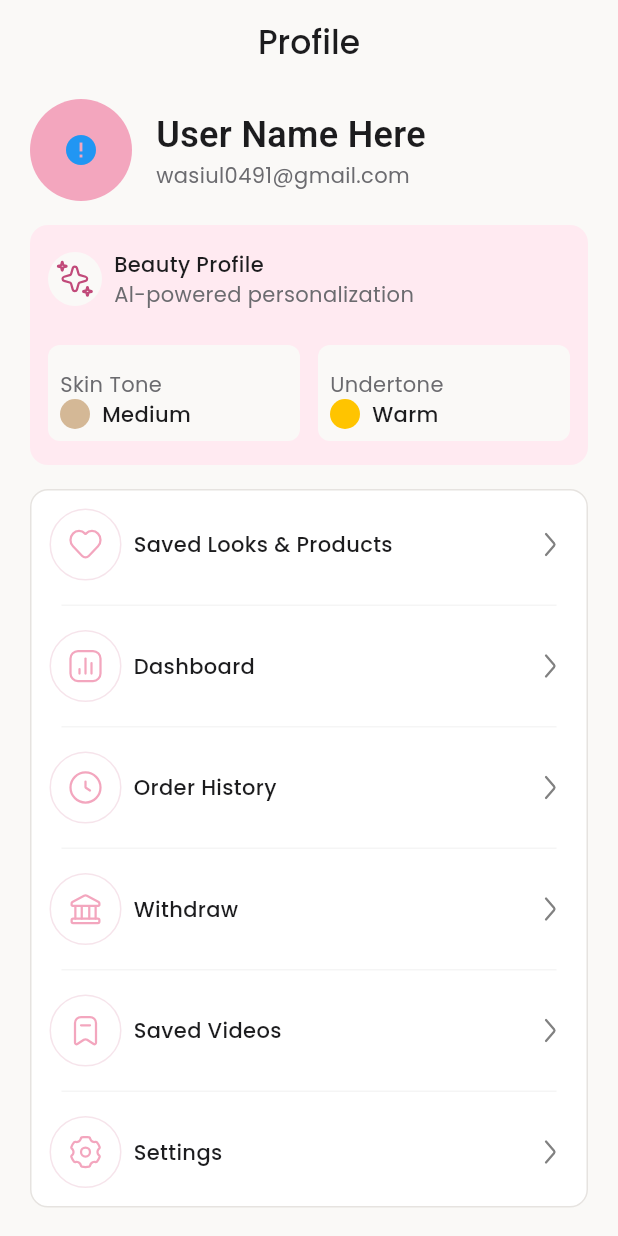
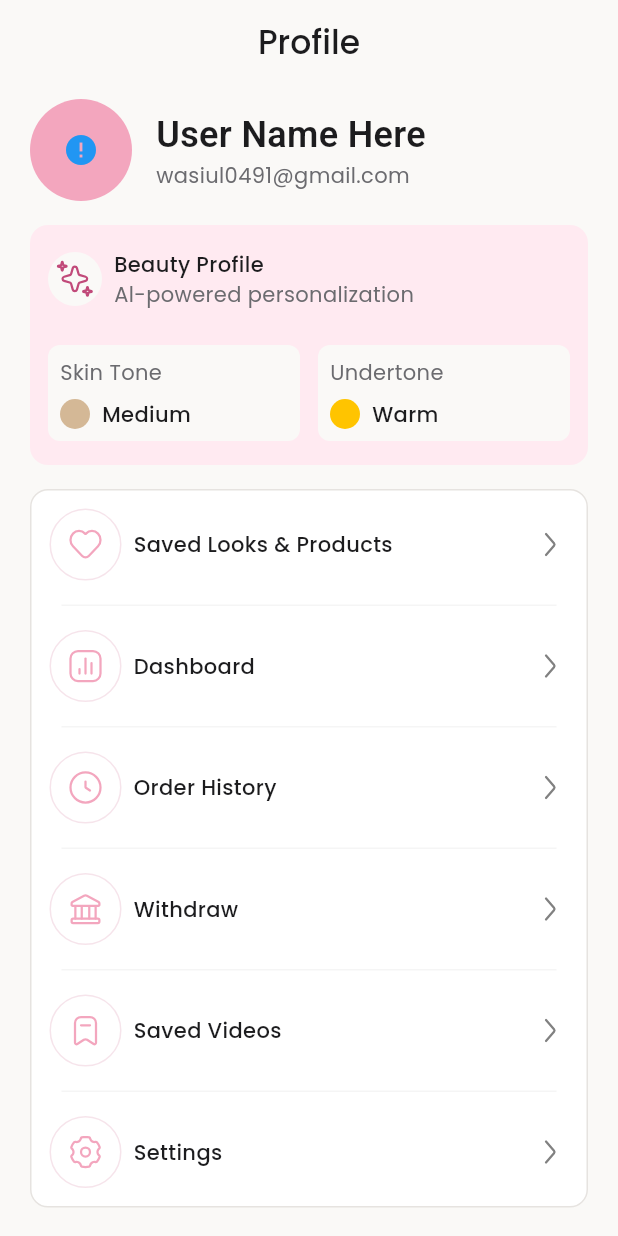
Before and after one commit to Zimmer550i/xandra, a Flutter app: the Profile screen opened directly, on a phone screen of 412 x 824 dp. Run offline on Flutter 3.47's test engine with Material 3 defaults, Android fonts, the light colour scheme and no system bars; drawn by our look-alikes of cached_network_image; our stand-ins replace flutter_animate, flutter_html, flutter_rating_bar, flutter_svg, get, html_unescape and 5 more; missing offline and left inert: liquid_glass_renderer; accounts and stored records are empty; network calls fail; project files that could hold a hidden picture were left out.

Commit message:
cng: dark mode to profile pages

```diff
--- a/lib/utils/app_colors.dart
+++ b/lib/utils/app_colors.dart
@@ -28,7 +28,7 @@ class AppColors {
 
   // Dark Mode Colors
   static const Color darkBackground = Color(0xFF0F0F12);
-  static const Color darkCard = Color(0xFF1C1C1E);
+  static const Color darkCard = Color(0xFF131313);
   static const Color darkText = Color(0xFFe1e1e3);
   static const Color darkTextSecondary = Color(0xFFB3B3B8);
 }
--- a/lib/views/screens/profile/edit_information.dart
+++ b/lib/views/screens/profile/edit_information.dart
@@ -41,7 +41,7 @@ class _EditInformationState extends State<EditInformation> {
                       : AppColors.cardBackground,
                   border: Border.all(
                     color: Get.find<ThemeController>().darkTheme
-                        ? AppColors.textSecondary
+                        ? Color(0xff_2D2924)
                         : AppColors.borderDivider,
                   ),
                   borderRadius: BorderRadius.circular(12),
--- a/lib/views/screens/profile/profile.dart
+++ b/lib/views/screens/profile/profile.dart
@@ -97,7 +97,7 @@ class _ProfileState extends State<Profile> {
                       : AppColors.cardBackground,
                   border: Border.all(
                     color: Get.find<ThemeController>().darkTheme
-                        ? AppColors.textSecondary
+                        ? Color(0xff_2D2924)
                         : AppColors.borderDivider,
                   ),
                   borderRadius: BorderRadius.circular(12),
@@ -110,7 +110,12 @@ class _ProfileState extends State<Profile> {
                         horizontal: 8.0,
                         vertical: 16,
                       ),
-                      child: Container(height: 1, color: Color(0xff_f5f5f5)),
+                      child: Container(
+                        height: 1,
+                        color: Get.find<ThemeController>().darkTheme
+                            ? Color(0xff_171717)
+                            : Color(0xff_f5f5f5),
+                      ),
                     );
                   },
                   itemCount: menuOptions.length,
@@ -130,13 +135,18 @@ class _ProfileState extends State<Profile> {
                             height: 48,
                             decoration: BoxDecoration(
                               shape: BoxShape.circle,
-                              border: Border.all(color: Color(0xff_F6E4EB)),
+                              border: Border.all(
+                                color: Get.find<ThemeController>().darkTheme
+                                    ? Color(0xff_2E0F1B)
+                                    : Color(0xff_F6E4EB),
+                              ),
                             ),
                             child: Center(
                               child: CustomSvg(
                                 asset: "assets/icons/${item.assetName}.svg",
                                 color: Get.find<ThemeController>().darkTheme
-                                    ? Color(0xff_380018)
+                                    ? AppColors.brandPrimary
+                                    // ? Color(0xff_380018)
                                     : AppColors.brandSecondary,
                                 size: 24,
                               ),
@@ -170,7 +180,7 @@ class _ProfileState extends State<Profile> {
       decoration: BoxDecoration(
         borderRadius: BorderRadius.circular(12),
         color: Get.find<ThemeController>().darkTheme
-            ? Color(0xFF2F2F2F)
+            ? Color(0xFF380016)
             : Color(0xFFFFEAF1),
       ),
       child: Column(
@@ -225,9 +235,10 @@ class _ProfileState extends State<Profile> {
                         : AppColors.offWhite,
                   ),
                   child: Column(
+                    spacing: 8,
+                    mainAxisAlignment: MainAxisAlignment.spaceBetween,
                     crossAxisAlignment: CrossAxisAlignment.start,
                     children: [
-                      const SizedBox(height: 8),
                       Text(
                         "Skin Tone",
                         textAlign: TextAlign.start,
@@ -271,9 +282,9 @@ class _ProfileState extends State<Profile> {
                         : AppColors.offWhite,
                   ),
                   child: Column(
+                    spacing: 8,
                     crossAxisAlignment: CrossAxisAlignment.start,
                     children: [
-                      const SizedBox(height: 8),
                       Text(
                         "Undertone",
                         textAlign: TextAlign.start,
--- a/lib/views/screens/try_on/try_on.dart
+++ b/lib/views/screens/try_on/try_on.dart
@@ -115,7 +115,7 @@ class _TryOnState extends State<TryOn> {
                           width: double.infinity,
                           decoration: BoxDecoration(
                             color: Get.find<ThemeController>().darkTheme
-                                ? AppColors.darkCard
+                                ? AppColors.darkBackground
                                 : AppColors.cardBackground,
                             borderRadius: BorderRadius.vertical(
                               top: Radius.elliptical(16, 16),
@@ -133,7 +133,7 @@ class _TryOnState extends State<TryOn> {
             padding: EdgeInsets.symmetric(vertical: 4, horizontal: 20),
             decoration: BoxDecoration(
               color: Get.find<ThemeController>().darkTheme
-                  ? AppColors.darkCard
+                  ? AppColors.darkBackground
                   : AppColors.cardBackground,
             ),
             child: SafeArea(
```
Also changed, not shown: lib/views/base/saved_videos_card.dart (+6 -1 lines), lib/views/screens/profile/account_information.dart (+10 -4 lines), lib/views/screens/profile/dashboard.dart (+24 -5 lines), lib/views/screens/profile/settings.dart (+14 -4 lines), lib/views/screens/profile/withdraw.dart (+6 -2 lines).
